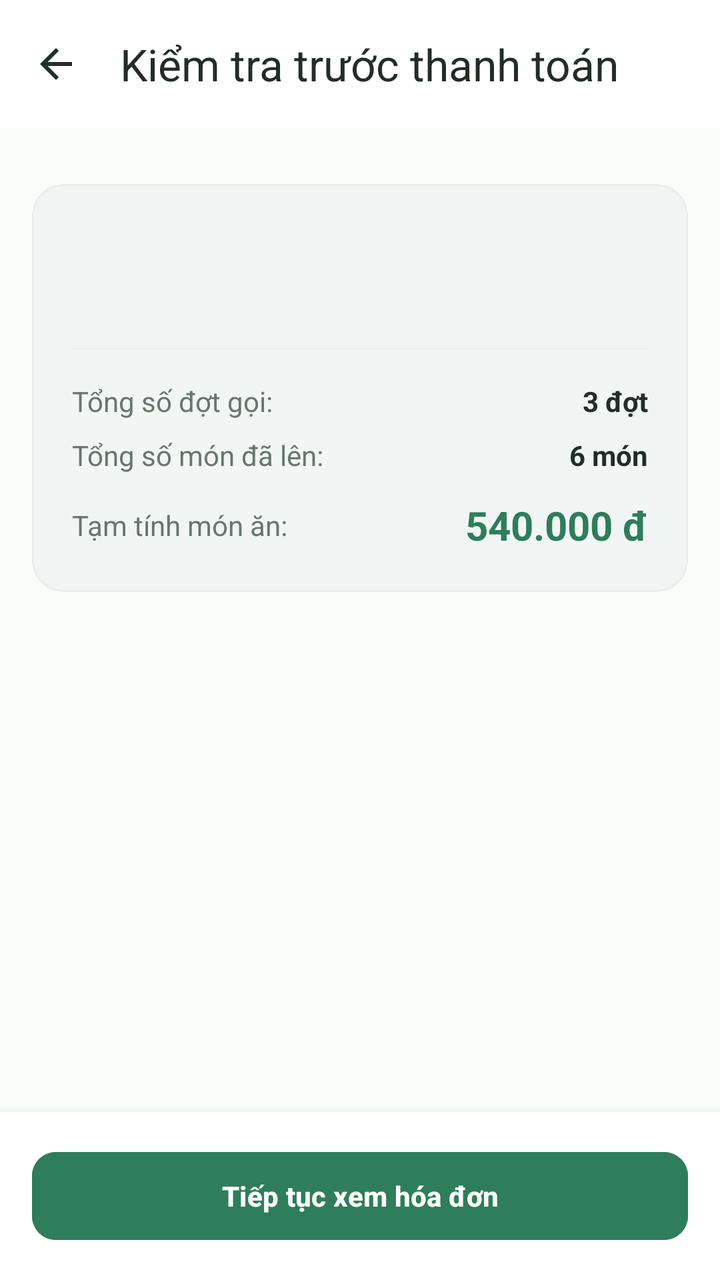
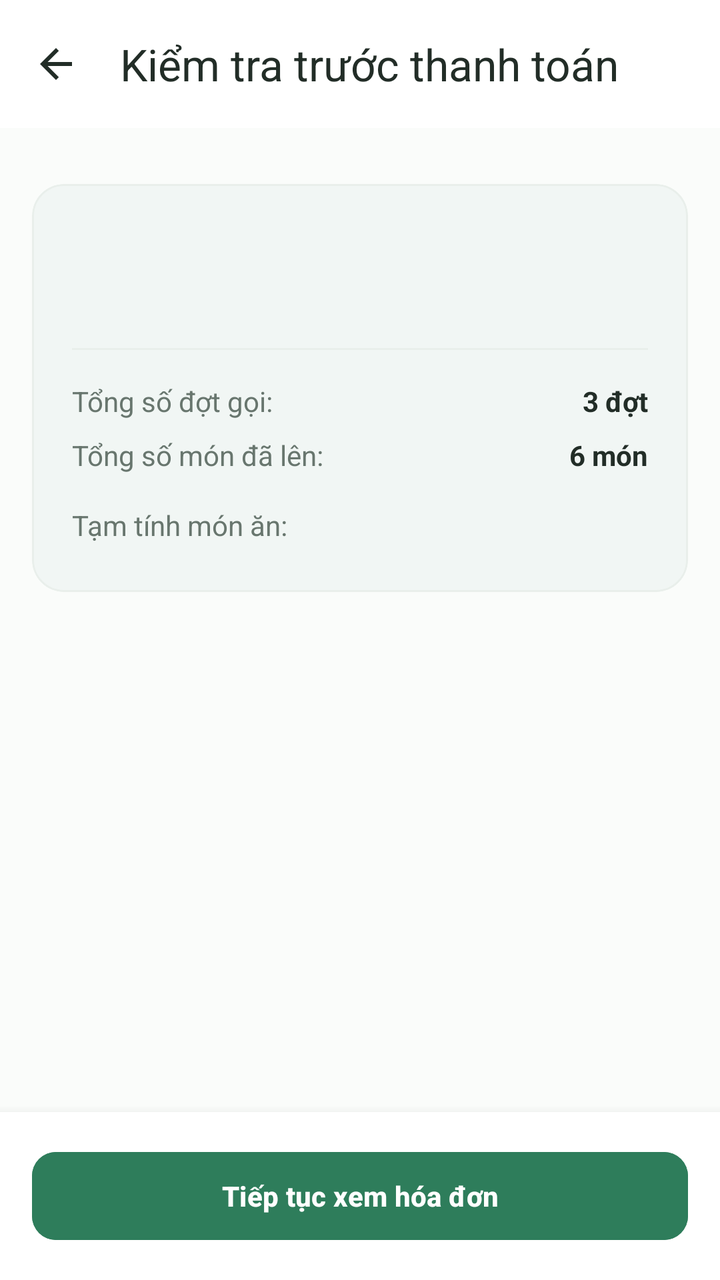

An Android layout rendered at two revisions. The XML below is the earlier revision; the diff shows what the commit changed to produce the second picture.
<!-- AndroidManifest.xml: application theme Theme.VietTable -->
<!-- res/layout/fragment_payment_checkout.xml -->
<?xml version="1.0" encoding="utf-8"?>
<androidx.coordinatorlayout.widget.CoordinatorLayout
    xmlns:android="http://schemas.android.com/apk/res/android"
    xmlns:app="http://schemas.android.com/apk/res-auto"
    android:layout_width="match_parent"
    android:layout_height="match_parent"
    android:background="@color/bg_cream">

    <com.google.android.material.appbar.AppBarLayout
        android:layout_width="match_parent"
        android:layout_height="wrap_content"
        android:background="@color/surface"
        app:elevation="1dp">

        <com.google.android.material.appbar.MaterialToolbar
            android:id="@+id/toolbar"
            android:layout_width="match_parent"
            android:layout_height="?attr/actionBarSize"
            app:navigationIcon="@drawable/ic_back"
            app:navigationIconTint="@color/text_primary"
            app:title="Kiểm tra trước thanh toán"
            app:titleTextColor="@color/text_primary" />
    </com.google.android.material.appbar.AppBarLayout>

    <androidx.core.widget.NestedScrollView
        android:layout_width="match_parent"
        android:layout_height="match_parent"
        android:paddingBottom="96dp"
        app:layout_behavior="@string/appbar_scrolling_view_behavior">

        <LinearLayout
            android:layout_width="match_parent"
            android:layout_height="wrap_content"
            android:orientation="vertical"
            android:padding="16dp">

            
            <com.google.android.material.card.MaterialCardView
                android:id="@+id/cardUnfinishedWarning"
                android:layout_width="match_parent"
                android:layout_height="wrap_content"
                android:visibility="gone"
                app:cardBackgroundColor="@color/semantic_warning_bg"
                app:cardCornerRadius="14dp"
                app:cardElevation="0dp"
                app:strokeColor="@color/semantic_warning"
                app:strokeWidth="1dp">

                <LinearLayout
                    android:layout_width="match_parent"
                    android:layout_height="wrap_content"
                    android:orientation="horizontal"
                    android:padding="16dp">

                    <ImageView
                        android:layout_width="28dp"
                        android:layout_height="28dp"
                        android:src="@drawable/ic_warning"
                        app:tint="@color/semantic_warning" />

                    <LinearLayout
                        android:layout_width="0dp"
                        android:layout_height="wrap_content"
                        android:layout_marginStart="12dp"
                        android:layout_weight="1"
                        android:orientation="vertical">

                        <TextView
                            android:layout_width="wrap_content"
                            android:layout_height="wrap_content"
                            android:text="Còn món chưa hoàn thành!"
                            android:textColor="@color/semantic_warning"
                            android:textSize="15sp"
                            android:textStyle="bold" />

                        <TextView
                            android:id="@+id/tvUnfinishedList"
                            android:layout_width="wrap_content"
                            android:layout_height="wrap_content"
                            android:layout_marginTop="4dp"
                            android:lineSpacingExtra="2dp"
                            android:text="Bếp vẫn đang chế biến Nem rán Hà Nội. Quý khách vui lòng xác nhận nếu muốn tiếp tục thanh toán."
                            android:textColor="@color/text_primary"
                            android:textSize="13sp" />
                    </LinearLayout>
                </LinearLayout>
            </com.google.android.material.card.MaterialCardView>

            
            <com.google.android.material.card.MaterialCardView
                style="@style/Widget.VietTable.Card"
                android:layout_width="match_parent"
                android:layout_height="wrap_content"
                android:layout_marginTop="12dp">

                <LinearLayout
                    android:layout_width="match_parent"
                    android:layout_height="wrap_content"
                    android:orientation="vertical"
                    android:padding="20dp">

                    <TextView
                        android:id="@+id/tvCheckoutTable"
                        android:layout_width="wrap_content"
                        android:layout_height="wrap_content"
                        android:text=""
                        android:textColor="@color/text_primary"
                        android:textSize="18sp"
                        android:textStyle="bold" />

                    <TextView
                        android:id="@+id/tvCheckoutSessionId"
                        android:layout_width="wrap_content"
                        android:layout_height="wrap_content"
                        android:layout_marginTop="4dp"
                        android:text=""
                        android:textColor="@color/text_secondary"
                        android:textSize="13sp" />

                    <View
                        android:layout_width="match_parent"
                        android:layout_height="1dp"
                        android:layout_marginVertical="16dp"
                        android:background="@color/divider" />

                    <LinearLayout
                        android:layout_width="match_parent"
                        android:layout_height="wrap_content"
                        android:orientation="horizontal">

                        <TextView
                            android:layout_width="0dp"
                            android:layout_height="wrap_content"
                            android:layout_weight="1"
                            android:text="Tổng số đợt gọi:"
                            android:textColor="@color/text_secondary"
                            android:textSize="14sp" />

                        <TextView
                            android:id="@+id/tvCheckoutOrderCount"
                            android:layout_width="wrap_content"
                            android:layout_height="wrap_content"
                            android:text="3 đợt"
                            android:textColor="@color/text_primary"
                            android:textSize="14sp"
                            android:textStyle="bold" />
                    </LinearLayout>

                    <LinearLayout
                        android:layout_width="match_parent"
                        android:layout_height="wrap_content"
                        android:layout_marginTop="8dp"
                        android:orientation="horizontal">

                        <TextView
                            android:layout_width="0dp"
                            android:layout_height="wrap_content"
                            android:layout_weight="1"
                            android:text="Tổng số món đã lên:"
                            android:textColor="@color/text_secondary"
                            android:textSize="14sp" />

                        <TextView
                            android:id="@+id/tvCheckoutDishCount"
                            android:layout_width="wrap_content"
                            android:layout_height="wrap_content"
                            android:text="6 món"
                            android:textColor="@color/text_primary"
                            android:textSize="14sp"
                            android:textStyle="bold" />
                    </LinearLayout>

                    <LinearLayout
                        android:layout_width="match_parent"
                        android:layout_height="wrap_content"
                        android:layout_marginTop="12dp"
                        android:gravity="center_vertical"
                        android:orientation="horizontal">

                        <TextView
                            android:layout_width="0dp"
                            android:layout_height="wrap_content"
                            android:layout_weight="1"
                            android:text="Tạm tính món ăn:"
                            android:textColor="@color/text_secondary"
                            android:textSize="14sp" />

                        <TextView
                            android:id="@+id/tvCheckoutSubtotal"
                            android:layout_width="wrap_content"
                            android:layout_height="wrap_content"
                            android:text="540.000 đ"
                            android:textColor="@color/primary"
                            android:textSize="20sp"
                            android:textStyle="bold" />
                    </LinearLayout>
                </LinearLayout>
            </com.google.android.material.card.MaterialCardView>

        </LinearLayout>
    </androidx.core.widget.NestedScrollView>

    
    <LinearLayout
        android:tag="safe_bottom"
        android:layout_width="match_parent"
        android:layout_height="wrap_content"
        android:layout_gravity="bottom"
        android:background="@color/surface"
        android:elevation="8dp"
        android:orientation="vertical"
        android:padding="16dp">

        <com.google.android.material.button.MaterialButton
            android:id="@+id/btnProceedToInvoice"
            style="@style/Widget.VietTable.Button.Primary"
            android:layout_width="match_parent"
            android:layout_height="@dimen/btn_height_primary"
            android:text="Tiếp tục xem hóa đơn" />
    </LinearLayout>

</androidx.coordinatorlayout.widget.CoordinatorLayout>
<!-- resources referenced by this layout -->
<resources>
  <color name="bg_cream">#FAFCFA</color>
  <color name="divider">#E9EFEB</color>
  <color name="primary">#2E7D5B</color>
  <color name="semantic_warning">#ED6C02</color>
  <color name="semantic_warning_bg">#FFF3E0</color>
  <color name="surface">#FFFFFF</color>
  <color name="text_primary">#222D27</color>
  <color name="text_secondary">#68766E</color>
  <dimen name="btn_height_primary">52dp</dimen>
  <style name="Theme.VietTable" parent="Base.Theme.VietTable" />
  <dimen name="radius_medium">12dp</dimen>
  <dimen name="radius_large">16dp</dimen>
  <dimen name="card_elevation">1.5dp</dimen>
  <dimen name="card_stroke_width">1dp</dimen>
  <style name="Base.Theme.VietTable" parent="Theme.Material3.Light.NoActionBar">
          
          <item name="colorPrimary">@color/primary</item>
          <item name="colorPrimaryDark">@color/primary_dark</item>
          <item name="colorOnPrimary">@color/on_primary</item>
          <item name="colorPrimaryContainer">@color/primary_container</item>
          <item name="colorOnPrimaryContainer">@color/on_primary_container</item>
  
          <item name="colorSecondary">@color/accent_gold</item>
          <item name="colorOnSecondary">@color/white</item>
          <item name="colorSecondaryContainer">@color/accent_gold_container</item>
          <item name="colorOnSecondaryContainer">@color/accent_gold_dark</item>
  
          <item name="android:colorBackground">@color/bg_cream</item>
          <item name="colorSurface">@color/surface</item>
          <item name="colorOnSurface">@color/text_primary</item>
          <item name="colorSurfaceVariant">@color/surface_variant</item>
  
          <item name="colorError">@color/semantic_error</item>
          <item name="colorOnError">@color/white</item>
  
          
          <item name="android:statusBarColor">@android:color/transparent</item>
          <item name="android:windowLightStatusBar">true</item>
          <item name="android:navigationBarColor">@android:color/transparent</item>
          <item name="android:windowLightNavigationBar">true</item>
  
          
          <item name="colorAccent">@color/primary</item>
          <item name="alertDialogTheme">@style/ThemeOverlay.VietTable.Dialog.Alert</item>
          <item name="materialAlertDialogTheme">@style/ThemeOverlay.VietTable.MaterialAlertDialog</item>
          <item name="buttonBarPositiveButtonStyle">@style/Widget.VietTable.Dialog.Button.Positive</item>
          <item name="buttonBarNegativeButtonStyle">@style/Widget.VietTable.Dialog.Button.Negative</item>
          <item name="buttonBarNeutralButtonStyle">@style/Widget.VietTable.Dialog.Button.Neutral</item>
          <item name="materialButtonStyle">@style/Widget.VietTable.Button.Primary</item>
          <item name="materialButtonOutlinedStyle">@style/Widget.VietTable.Button.Outlined</item>
          <item name="borderlessButtonStyle">@style/Widget.VietTable.Button.Text</item>
          <item name="materialCardViewStyle">@style/Widget.VietTable.Card</item>
          <item name="textInputStyle">@style/Widget.VietTable.TextInputLayout</item>
          <item name="toolbarStyle">@style/Widget.VietTable.Toolbar</item>
          <item name="bottomNavigationStyle">@style/Widget.VietTable.BottomNavigationView</item>
      </style>
  <dimen name="text_button">14sp</dimen>
  <color name="primary_dark">#24654A</color>
  <color name="on_primary">#FFFFFF</color>
  <color name="primary_container">#EEF7F2</color>
  <color name="on_primary_container">#1B4E38</color>
  <color name="accent_gold">#CCA862</color>
  <color name="white">#FFFFFFFF</color>
  <color name="accent_gold_container">#FAF5EB</color>
  <color name="accent_gold_dark">#9E7D33</color>
  <color name="surface_variant">#F3F7F5</color>
  <color name="semantic_error">#D32F2F</color>
  <color name="transparent">#00000000</color>
  <style name="TextAppearance.VietTable.BottomNav.Label" parent="TextAppearance.Material3.LabelSmall">
          <item name="android:textSize">11sp</item>
          <item name="android:textStyle">normal</item>
      </style>
  <!-- unchanged entries left out for length: 18 -->
</resources>

<!-- the commit's change to res/layout/fragment_payment_checkout.xml (unified diff, before → after) -->
@@ -189,7 +189,7 @@
                             android:id="@+id/tvCheckoutSubtotal"
                             android:layout_width="wrap_content"
                             android:layout_height="wrap_content"
-                            android:text="540.000 đ"
+                            android:text=""
                             android:textColor="@color/primary"
                             android:textSize="20sp"
                             android:textStyle="bold" />
<!-- resource entries referenced after the edit -->
@@ -39,7 +39,6 @@
           <item name="android:statusBarColor">@android:color/transparent</item>
           <item name="android:windowLightStatusBar">true</item>
           <item name="android:navigationBarColor">@android:color/transparent</item>
-          <item name="android:windowLightNavigationBar">true</item>
   
           
           <item name="colorAccent">@color/primary</item>
